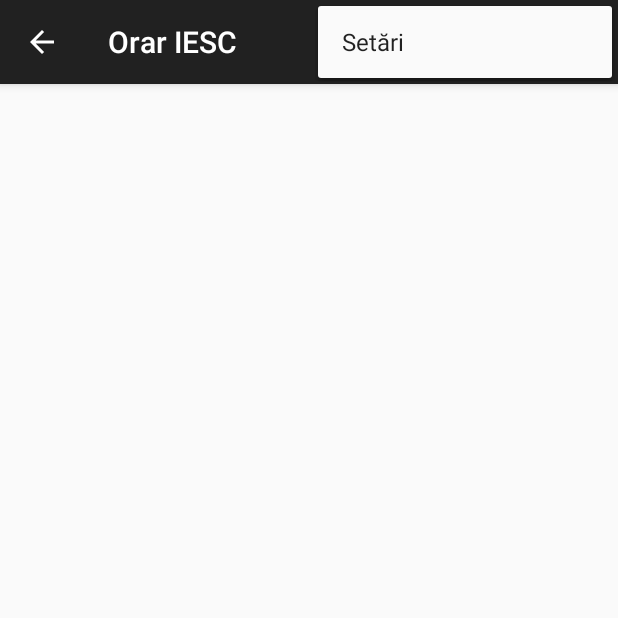
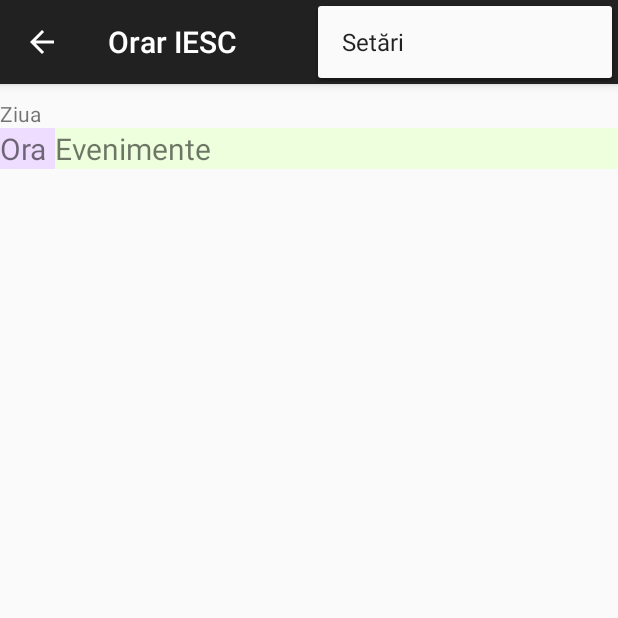
Before and after one commit to CristianPalcau/OrarIESC, an Android app: the screen it shows after launch (MainActivity), with the options menu open, on a phone screen of 412 x 824 dp, the top half of it. Run offline under Robolectric (Android 15) with nearby library versions, the phone set to English and light mode, and no system bars; 2 statements that could not run were skipped.

Commit message:
Modificari minore despre + table layout pe orar

```diff
--- a/app/build.gradle
+++ b/app/build.gradle
@@ -22,4 +22,5 @@ android {
 dependencies {
     compile fileTree(dir: 'libs', include: ['*.jar'])
     compile 'com.android.support:appcompat-v7:22.1.1'
+
 }
--- a/app/src/main/java/cristian/orariesc/OrarFragment.java
+++ b/app/src/main/java/cristian/orariesc/OrarFragment.java
@@ -1,12 +1,21 @@
 package cristian.orariesc;
 
 import android.app.Activity;
+import android.content.ContentUris;
+import android.content.Intent;
+import android.net.Uri;
 import android.os.Bundle;
+import android.provider.CalendarContract;
 import android.support.annotation.Nullable;
 import android.support.v4.app.Fragment;
 import android.view.LayoutInflater;
+import android.view.MenuItem;
 import android.view.View;
 import android.view.ViewGroup;
+import android.widget.TextView;
+
+import java.util.Calendar;
+import java.util.GregorianCalendar;
 
 /**
  * Created by Cristi on 16.05.2015.
@@ -31,4 +40,9 @@ public class OrarFragment extends Fragment {
         super.onAttach(activity);
         ((MainActivity) activity).onSectionAttached(1);
     }
+    private TextView textziua;
+    public void Ceas()
+    {
+
+    }
 }
--- a/app/src/main/res/layout/fragment_orar.xml
+++ b/app/src/main/res/layout/fragment_orar.xml
@@ -1,5 +1,56 @@
 <?xml version="1.0" encoding="utf-8"?>
 <LinearLayout xmlns:android="http://schemas.android.com/apk/res/android"
-    android:layout_width="match_parent" android:layout_height="match_parent">
+    android:layout_width="match_parent"
+    android:layout_height="match_parent"
+    android:id="@+id/continut_orar"
+    android:orientation="vertical"
+    android:paddingTop="10dp"
+    android:focusableInTouchMode="true"
+    android:longClickable="false"
+    android:clickable="false"
+    android:weightSum="1">
 
+    <TextView
+        android:layout_width="fill_parent"
+        android:layout_height="wrap_content"
+        android:text="@string/ziua_orar"
+        android:id="@+id/textView5"
+        android:layout_gravity="center_horizontal" />
+
+    <TableLayout
+        android:layout_width="match_parent"
+        android:layout_height="592dp"
+        android:stretchColumns="1"
+
+        android:orientation="vertical"
+        android:id="@+id/tabel_orar">
+
+        <TableRow
+            android:layout_width="match_parent"
+            android:layout_height="match_parent">
+
+            <TextView
+                android:layout_width="wrap_content"
+                android:layout_height="wrap_content"
+                android:text="Ora"
+                android:id="@+id/textView3"
+                android:layout_column="0"
+                android:paddingRight="5dp"
+                android:textSize="20sp"
+                android:background="#edf"
+
+                />
+
+            <TextView
+                android:layout_width="wrap_content"
+                android:layout_height="wrap_content"
+                android:text="Evenimente"
+                android:id="@+id/textView4"
+                android:layout_column="1"
+                android:textSize="20sp"
+                android:background="#efd"
+
+                />
+        </TableRow>
+    </TableLayout>
 </LinearLayout>
--- a/app/src/main/res/values/strings.xml
+++ b/app/src/main/res/values/strings.xml
@@ -16,6 +16,8 @@
     <!--Strings pentru despre-->
     <string name="header_despre">Aplicatie dezvoltată de:</string>
     <string name="continut_despre_1">Cristian Palcău si Tudor Vlad \n \n Pentru sugestii, opinii si reclamaţii ne puteţi scrie un e-mail la una din adresele: </string>
-    <string name="email_despre">palcau.cristi@gmail.com \n tudor.vlad@infoexcel.edu.ro</string>
+    <string name="email_despre1">Email Cristian: palcau.cristi@gmail.com</string>
+    <string name="email_despre2">Email Tudor: tudor.vlad@infoexcel.edu.ro</string>
     <string name="footer_despre">Orar Universitatea Transilvania Brasov \n Inginerie Electrică si Ştiinţa Calculatoarelor \n©2015</string>
+    <string name="ziua_orar">Ziua</string>
 </resources>
```
Also changed, not shown: app/src/main/res/layout/fragment_despre.xml (+21 -10 lines), app/src/main/ic_launcher-web.png, app/src/main/res/mipmap-hdpi/ic_launcher.png, app/src/main/res/mipmap-mdpi/ic_launcher.png, app/src/main/res/mipmap-xhdpi/ic_launcher.png, app/src/main/res/mipmap-xxhdpi/ic_launcher.png, app/src/main/res/mipmap-xxxhdpi/ic_launcher.png.
